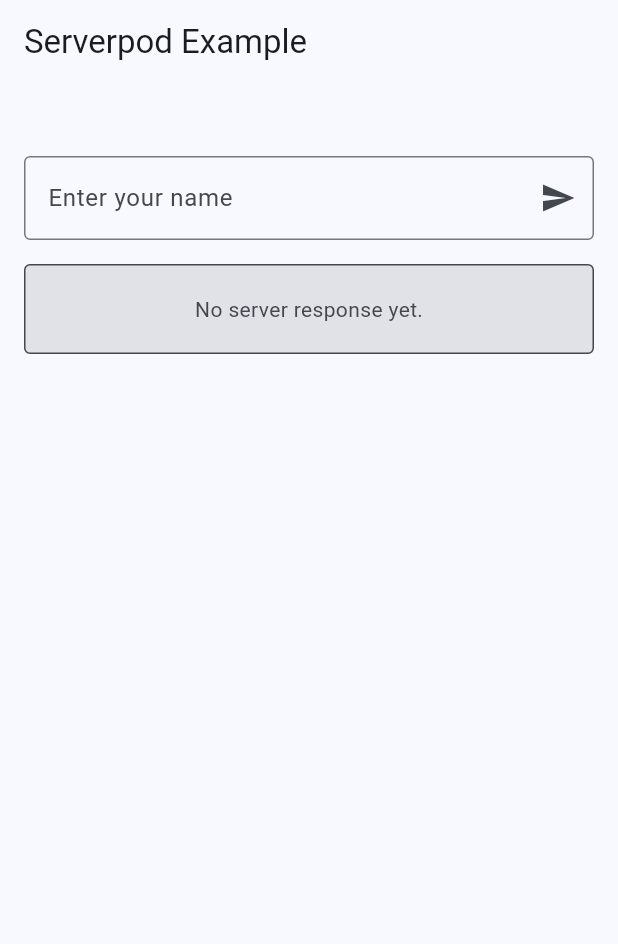
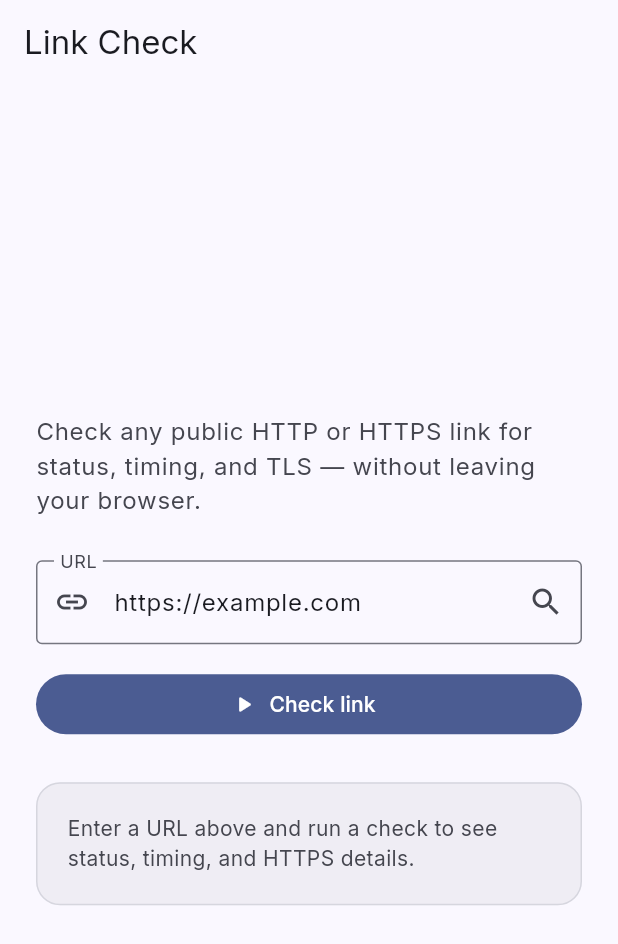
Before and after one commit to elghaly-dev/link-check, a Flutter app: the screen it shows after launch, on a phone screen of 412 x 824 dp. Shown: the top 944 px of the screen. Run offline on Flutter 3.47's test engine with Material 3 defaults, Android fonts, the phone set to English and light mode, and no system bars; our stand-ins replace google_fonts; missing offline and left inert: flutter_driver, serverpod, serverpod_client, serverpod_cloud_storage, serverpod_flutter; statements that could not run were skipped.

Commit message:
feat(flutter): wire web UI to linkCheck.check with results view
Co-authored-by: Wyndham Heaven <Alarm2024@users.noreply.github.com>

```diff
--- a/link_check_flutter/lib/main.dart
+++ b/link_check_flutter/lib/main.dart
@@ -1,49 +1,54 @@
 import 'package:flutter/material.dart';
+import 'package:google_fonts/google_fonts.dart';
 
 import 'client.dart';
-import 'screens/greetings_screen.dart';
+import 'screens/link_check_screen.dart';
 
 void main() async {
   WidgetsFlutterBinding.ensureInitialized();
   await initializeClient();
-  runApp(const MyApp());
+  runApp(const LinkCheckApp());
 }
 
-/// Builds a theme for the given [brightness].
 ThemeData _buildTheme(Brightness brightness) {
-  return ThemeData(
+  final base = ThemeData(
     colorScheme: ColorScheme.fromSeed(
-      seedColor: Colors.blue,
+      seedColor: const Color(0xFF2563EB),
       brightness: brightness,
     ),
+    useMaterial3: true,
+  );
+  return base.copyWith(
+    textTheme: GoogleFonts.interTextTheme(base.textTheme),
   );
 }
 
-class MyApp extends StatelessWidget {
-  const MyApp({super.key});
+class LinkCheckApp extends StatelessWidget {
+  const LinkCheckApp({super.key});
 
   @override
   Widget build(BuildContext context) {
     return MaterialApp(
-      title: 'Serverpod Demo',
+      title: 'Link Check',
       theme: _buildTheme(Brightness.light),
       darkTheme: _buildTheme(Brightness.dark),
       themeMode: ThemeMode.system,
-      home: const MyHomePage(title: 'Serverpod Example'),
+      home: const LinkCheckHomePage(),
     );
   }
 }
 
-class MyHomePage extends StatelessWidget {
-  const MyHomePage({super.key, required this.title});
-
-  final String title;
+class LinkCheckHomePage extends StatelessWidget {
+  const LinkCheckHomePage({super.key});
 
   @override
   Widget build(BuildContext context) {
     return Scaffold(
-      appBar: AppBar(title: Text(title)),
-      body: const GreetingsScreen(),
+      appBar: AppBar(
+        title: const Text('Link Check'),
+        centerTitle: false,
+      ),
+      body: const LinkCheckScreen(),
     );
   }
 }
--- a/link_check_flutter/lib/screens/greetings_screen.dart
+++ /dev/null
@@ -1,122 +0,0 @@
-import 'package:flutter/material.dart';
-
-import '../client.dart';
-
-class GreetingsScreen extends StatefulWidget {
-  final Future<void> Function()? onSignOut;
-  const GreetingsScreen({super.key, this.onSignOut});
-
-  @override
-  State<GreetingsScreen> createState() => _GreetingsScreenState();
-}
-
-class _GreetingsScreenState extends State<GreetingsScreen> {
-  /// Holds the last result or null if no result exists yet.
-  String? _resultMessage;
-
-  /// Holds the last error message that we've received from the server or null
-  /// if no error exists yet.
-  String? _errorMessage;
-
-  final _textEditingController = TextEditingController();
-
-  /// Calls the `hello` method of the `greeting` endpoint. Will set either the
-  /// `_resultMessage` or `_errorMessage` field, depending on if the call
-  /// is successful.
-  void _callHello() async {
-    try {
-      final result = await client.greeting.hello(_textEditingController.text);
-      setState(() {
-        _errorMessage = null;
-        _resultMessage = result.message;
-      });
-    } catch (e) {
-      setState(() {
-        _errorMessage = '$e';
-      });
-    }
-  }
-
-  @override
-  Widget build(BuildContext context) {
-    return Padding(
-      padding: const EdgeInsets.all(16),
-      child: Column(
-        children: [
-          if (widget.onSignOut != null) ...[
-            const Text('You are connected'),
-            ElevatedButton(
-              onPressed: widget.onSignOut,
-              child: const Text('Sign out'),
-            ),
-          ],
-          const SizedBox(height: 32),
-          TextField(
-            controller: _textEditingController,
-            onSubmitted: (_) => _callHello(),
-            decoration: InputDecoration(
-              hintText: 'Enter your name',
-              border: const OutlineInputBorder(),
-              suffixIcon: IconButton(
-                onPressed: _callHello,
-                icon: const Icon(Icons.send),
-              ),
-            ),
-          ),
-          const SizedBox(height: 16),
-          ResultDisplay(
-            resultMessage: _resultMessage,
-            errorMessage: _errorMessage,
-          ),
-        ],
-      ),
-    );
-  }
-}
-
-/// ResultDisplays shows the result of the call. Either the returned result
-/// from the `example.greeting` endpoint method or an error message.
-class ResultDisplay extends StatelessWidget {
-  final String? resultMessage;
-  final String? errorMessage;
-
-  const ResultDisplay({super.key, this.resultMessage, this.errorMessage});
-
-  @override
-  Widget build(BuildContext context) {
-    final colors = Theme.of(context).colorScheme;
-
-    String text;
-    Color backgroundColor;
-    Color foregroundColor;
-    if (errorMessage != null) {
-      backgroundColor = colors.errorContainer;
-      foregroundColor = colors.onErrorContainer;
-      text = errorMessage!;
-    } else if (resultMessage != null) {
-      backgroundColor = colors.primaryContainer;
-      foregroundColor = colors.onPrimaryContainer;
-      text = resultMessage!;
-    } else {
-      backgroundColor = colors.surfaceContainerHighest;
-      foregroundColor = colors.onSurfaceVariant;
-      text = 'No server response yet.';
-    }
-
-    return Container(
-      constraints: const BoxConstraints(minHeight: 60),
-      width: double.infinity,
-      padding: const EdgeInsets.all(16),
-      // Reuses the text field's border so the shape and width always match.
-      decoration: ShapeDecoration(
-        color: backgroundColor,
-        shape: OutlineInputBorder(
-          borderSide: BorderSide(color: foregroundColor),
-        ),
-      ),
-      child: Center(
-        child: Text(text, style: TextStyle(color: foregroundColor)),
-      ),
-    );
-  }
-}
--- /dev/null
+++ b/link_check_flutter/lib/screens/link_check_result_view.dart
@@ -0,0 +1,328 @@
+import 'package:flutter/material.dart';
+import 'package:link_check_client/link_check_client.dart';
+
+/// Presents a [LinkCheckResult] or a transport-level failure message.
+class LinkCheckResultView extends StatelessWidget {
+  const LinkCheckResultView({
+    super.key,
+    this.result,
+    this.transportError,
+  });
+
+  final LinkCheckResult? result;
+  final String? transportError;
+
+  @override
+  Widget build(BuildContext context) {
+    if (transportError != null) {
+      return _Shell(
+        tone: _ResultTone.error,
+        child: Column(
+          crossAxisAlignment: CrossAxisAlignment.start,
+          children: [
+            const _SectionTitle('Could not reach server'),
+            Text(
+              transportError!,
+              style: Theme.of(context).textTheme.bodyMedium,
+            ),
+          ],
+        ),
+      );
+    }
+
+    final data = result;
+    if (data == null) {
+      return _Shell(
+        tone: _ResultTone.neutral,
+        child: Text(
+          'Enter a URL above and run a check to see status, timing, and HTTPS details.',
+          style: Theme.of(context).textTheme.bodyMedium?.copyWith(
+            color: Theme.of(context).colorScheme.onSurfaceVariant,
+          ),
+        ),
+      );
+    }
+
+    final tone = _toneFor(data);
+    return _Shell(
+      tone: tone,
+      child: Column(
+        crossAxisAlignment: CrossAxisAlignment.start,
+        children: [
+          _StatusHeader(result: data, tone: tone),
+          const SizedBox(height: 20),
+          _MetricRow(
+            icon: Icons.speed_outlined,
+            label: 'Response time',
+            value: '${data.responseTimeMs} ms',
+          ),
+          if (data.statusCode != null) ...[
+            const SizedBox(height: 12),
+            _MetricRow(
+              icon: Icons.tag_outlined,
+              label: 'HTTP status',
+              value: '${data.statusCode}',
+            ),
+          ],
+          const SizedBox(height: 12),
+          _MetricRow(
+            icon: data.isHttps ? Icons.lock_outline : Icons.lock_open_outlined,
+            label: 'HTTPS',
+            value: data.isHttps ? 'Yes' : 'No',
+          ),
+          const SizedBox(height: 20),
+          const Divider(height: 1),
+          const SizedBox(height: 16),
+          _UrlBlock(label: 'Requested URL', url: data.requestedUrl),
+          if (data.finalUrl != null &&
+              data.finalUrl!.isNotEmpty &&
+              data.finalUrl != data.requestedUrl) ...[
+            const SizedBox(height: 12),
+            _UrlBlock(label: 'Final URL (after redirects)', url: data.finalUrl!),
+          ],
+          if (data.error != null && data.error!.isNotEmpty) ...[
+            const SizedBox(height: 16),
+            _ErrorBanner(message: data.error!),
+          ],
+          const SizedBox(height: 16),
+          Text(
+            'Checked ${_formatTimestamp(data.checkedAt)}',
+            style: Theme.of(context).textTheme.labelSmall?.copyWith(
+              color: Theme.of(context).colorScheme.onSurfaceVariant,
+            ),
+          ),
+        ],
+      ),
+    );
+  }
+
+  static _ResultTone _toneFor(LinkCheckResult result) {
+    if (result.error != null && !result.isReachable) {
+      return _ResultTone.error;
+    }
+    if (result.isReachable) {
+      final code = result.statusCode ?? 0;
+      if (code >= 200 && code < 400) return _ResultTone.success;
+      if (code >= 400) return _ResultTone.warning;
+    }
+    return _ResultTone.neutral;
+  }
+
+  static String _formatTimestamp(DateTime value) {
+    final local = value.toLocal();
+    final y = local.year.toString().padLeft(4, '0');
+    final m = local.month.toString().padLeft(2, '0');
+    final d = local.day.toString().padLeft(2, '0');
+    final h = local.hour.toString().padLeft(2, '0');
+    final min = local.minute.toString().padLeft(2, '0');
+    return '$y-$m-$d $h:$min local';
+  }
+}
+
+enum _ResultTone { success, warning, error, neutral }
+
+class _Shell extends StatelessWidget {
+  const _Shell({required this.tone, required this.child});
+
+  final _ResultTone tone;
+  final Widget child;
+
+  @override
+  Widget build(BuildContext context) {
+    final colors = Theme.of(context).colorScheme;
+    final (background, border) = switch (tone) {
+      _ResultTone.success => (colors.primaryContainer.withValues(alpha: 0.35), colors.primary),
+      _ResultTone.warning => (colors.tertiaryContainer.withValues(alpha: 0.45), colors.tertiary),
+      _ResultTone.error => (colors.errorContainer.withValues(alpha: 0.45), colors.error),
+      _ResultTone.neutral => (colors.surfaceContainerHighest.withValues(alpha: 0.5), colors.outlineVariant),
+    };
+
+    return AnimatedContainer(
+      duration: const Duration(milliseconds: 200),
+      width: double.infinity,
+      padding: const EdgeInsets.all(20),
+      decoration: BoxDecoration(
+        color: background,
+        borderRadius: BorderRadius.circular(16),
+        border: Border.all(color: border.withValues(alpha: 0.6)),
+      ),
+      child: child,
+    );
+  }
+}
+
+class _StatusHeader extends StatelessWidget {
+  const _StatusHeader({required this.result, required this.tone});
+
+  final LinkCheckResult result;
+  final _ResultTone tone;
+
+  @override
+  Widget build(BuildContext context) {
+    final theme = Theme.of(context);
+    final (label, icon) = _statusLabel(result);
+
+    final accent = switch (tone) {
+      _ResultTone.success => theme.colorScheme.primary,
+      _ResultTone.warning => theme.colorScheme.tertiary,
+      _ResultTone.error => theme.colorScheme.error,
+      _ResultTone.neutral => theme.colorScheme.onSurfaceVariant,
+    };
+
+    return Row(
+      children: [
+        Icon(icon, size: 28, color: accent),
+        const SizedBox(width: 12),
+        Expanded(
+          child: Text(
+            label,
+            style: theme.textTheme.titleLarge?.copyWith(
+              fontWeight: FontWeight.w600,
+              color: accent,
+            ),
+          ),
+        ),
+      ],
+    );
+  }
+
+  (String, IconData) _statusLabel(LinkCheckResult result) {
+    if (result.error != null && !result.isReachable) {
+      return ('Check blocked or failed', Icons.block_flipped);
+    }
+    if (!result.isReachable) {
+      return ('Unreachable', Icons.cloud_off_outlined);
+    }
+    final code = result.statusCode ?? 0;
+    if (code >= 200 && code < 300) {
+      return ('Reachable · $code OK', Icons.check_circle_outline);
+    }
+    if (code >= 300 && code < 400) {
+      return ('Reachable · $code redirect', Icons.swap_horiz);
+    }
+    if (code >= 400) {
+      return ('Reachable · $code error', Icons.error_outline);
+    }
+    return ('Reachable', Icons.link);
+  }
+}
+
+class _SectionTitle extends StatelessWidget {
+  const _SectionTitle(this.text);
+
+  final String text;
+
+  @override
+  Widget build(BuildContext context) {
+    return Padding(
+      padding: const EdgeInsets.only(bottom: 8),
+      child: Text(
+        text,
+        style: Theme.of(context).textTheme.titleMedium?.copyWith(
+          fontWeight: FontWeight.w600,
+        ),
+      ),
+    );
+  }
+}
+
+class _MetricRow extends StatelessWidget {
+  const _MetricRow({
+    required this.icon,
+    required this.label,
+    required this.value,
+  });
+
+  final IconData icon;
+  final String label;
+  final String value;
+
+  @override
+  Widget build(BuildContext context) {
+    final theme = Theme.of(context);
+    return Row(
+      children: [
+        Icon(icon, size: 20, color: theme.colorScheme.onSurfaceVariant),
+        const SizedBox(width: 10),
+        Expanded(
+          child: Text(
+            label,
+            style: theme.textTheme.bodyMedium?.copyWith(
+              color: theme.colorScheme.onSurfaceVariant,
+            ),
+          ),
+        ),
+        Text(
+          value,
+          style: theme.textTheme.bodyMedium?.copyWith(
+            fontWeight: FontWeight.w600,
+          ),
+        ),
+      ],
+    );
+  }
+}
+
+class _UrlBlock extends StatelessWidget {
+  const _UrlBlock({required this.label, required this.url});
+
+  final String label;
+  final String url;
+
+  @override
+  Widget build(BuildContext context) {
+    final theme = Theme.of(context);
+    return Column(
+      crossAxisAlignment: CrossAxisAlignment.start,
+      children: [
+        Text(
+          label,
+          style: theme.textTheme.labelLarge?.copyWith(
+            color: theme.colorScheme.onSurfaceVariant,
+          ),
+        ),
+        const SizedBox(height: 4),
+        SelectableText(
+          url,
+          style: theme.textTheme.bodySmall?.copyWith(
+            fontFamily: 'monospace',
+          ),
+        ),
+      ],
+    );
+  }
+}
+
+class _ErrorBanner extends StatelessWidget {
+  const _ErrorBanner({required this.message});
+
+  final String message;
+
+  @override
+  Widget build(BuildContext context) {
+    final colors = Theme.of(context).colorScheme;
+    return Container(
+      width: double.infinity,
+      padding: const EdgeInsets.symmetric(horizontal: 12, vertical: 10),
+      decoration: BoxDecoration(
+        color: colors.errorContainer.withValues(alpha: 0.65),
+        borderRadius: BorderRadius.circular(8),
+      ),
+      child: Row(
+        crossAxisAlignment: CrossAxisAlignment.start,
+        children: [
+          Icon(Icons.info_outline, size: 18, color: colors.onErrorContainer),
+          const SizedBox(width: 8),
+          Expanded(
+            child: Text(
+              message,
+              style: Theme.of(context).textTheme.bodySmall?.copyWith(
+                color: colors.onErrorContainer,
+              ),
+            ),
+          ),
+        ],
+      ),
+    );
+  }
+}
--- /dev/null
+++ b/link_check_flutter/lib/screens/link_check_screen.dart
@@ -0,0 +1,130 @@
+import 'package:flutter/material.dart';
+import 'package:link_check_client/link_check_client.dart';
+
+import '../client.dart';
+import 'link_check_result_view.dart';
+
+class LinkCheckScreen extends StatefulWidget {
+  const LinkCheckScreen({super.key});
+
+  @override
+  State<LinkCheckScreen> createState() => _LinkCheckScreenState();
+}
+
+class _LinkCheckScreenState extends State<LinkCheckScreen> {
+  final _urlController = TextEditingController(
+    text: 'https://example.com',
+  );
+
+  LinkCheckResult? _result;
+  String? _transportError;
+  bool _loading = false;
+
+  @override
+  void dispose() {
+    _urlController.dispose();
+    super.dispose();
+  }
+
+  Future<void> _runCheck() async {
+    final url = _urlController.text.trim();
+    if (url.isEmpty) {
+      setState(() {
+        _result = null;
+        _transportError = 'Please enter a URL to check.';
+      });
+      return;
+    }
+
+    FocusScope.of(context).unfocus();
+    setState(() {
+      _loading = true;
+      _transportError = null;
+      _result = null;
+    });
+
+    try {
+      final result = await client.linkCheck.check(url);
+      if (!mounted) return;
+      setState(() {
+        _result = result;
+        _loading = false;
+      });
+    } catch (e) {
+      if (!mounted) return;
+      setState(() {
+        _transportError = e.toString();
+        _loading = false;
+      });
+    }
+  }
+
+  @override
+  Widget build(BuildContext context) {
+    final theme = Theme.of(context);
+    final width = MediaQuery.sizeOf(context).width;
+    final maxContentWidth = width > 720 ? 640.0 : width;
+
+    return Center(
+      child: SingleChildScrollView(
+        padding: const EdgeInsets.symmetric(horizontal: 24, vertical: 32),
+        child: ConstrainedBox(
+          constraints: BoxConstraints(maxWidth: maxContentWidth),
+          child: Column(
+            crossAxisAlignment: CrossAxisAlignment.stretch,
+            children: [
+              Text(
+                'Check any public HTTP or HTTPS link for status, timing, and TLS — without leaving your browser.',
+                style: theme.textTheme.bodyLarge?.copyWith(
+                  color: theme.colorScheme.onSurfaceVariant,
+                  height: 1.45,
+                ),
+              ),
+              const SizedBox(height: 28),
+              TextField(
+                controller: _urlController,
+                enabled: !_loading,
+                keyboardType: TextInputType.url,
+                textInputAction: TextInputAction.go,
+                autocorrect: false,
+                enableSuggestions: false,
+                onSubmitted: (_) => _runCheck(),
+                decoration: InputDecoration(
+                  labelText: 'URL',
+                  hintText: 'https://example.com/page',
+                  prefixIcon: const Icon(Icons.link),
+                  border: const OutlineInputBorder(),
+                  suffixIcon: _loading
+                      ? const Padding(
+                          padding: EdgeInsets.all(12),
+                          child: SizedBox(
+                            width: 22,
+                            height: 22,
+                            child: CircularProgressIndicator(strokeWidth: 2),
+                          ),
+                        )
+                      : IconButton(
+                          tooltip: 'Check link',
+                          onPressed: _runCheck,
+                          icon: const Icon(Icons.search),
+                        ),
+                ),
+              ),
+              const SizedBox(height: 16),
+              FilledButton.icon(
+                onPressed: _loading ? null : _runCheck,
+                icon: const Icon(Icons.play_arrow_rounded),
+                label: Text(_loading ? 'Checking…' : 'Check link'),
+              ),
+              const SizedBox(height: 28),
+              LinkCheckResultView(
+                result: _result,
+                transportError: _transportError,
+              ),
+            ],
+          ),
+        ),
+      ),
+    );
+  }
+}
```
Also changed, not shown: 1 other file.
